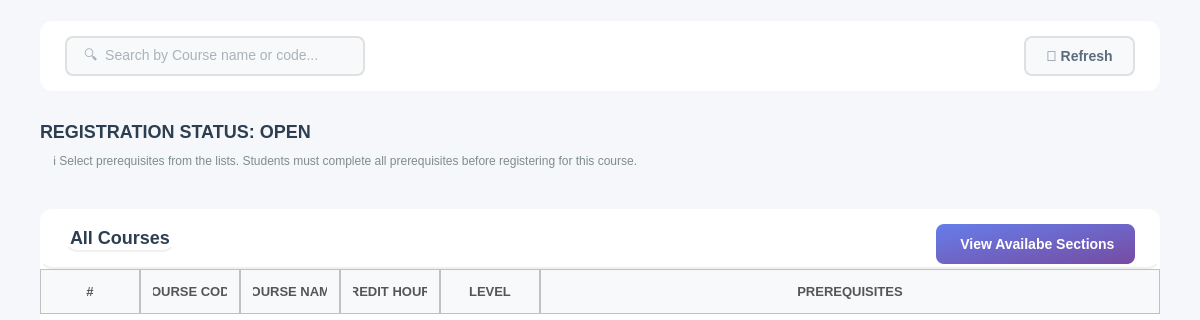
Old version of the form app_ui/student_ui/submenus_ui/register_courses.ui in the repository Yasser-Daffa/ECE-NewCloudMiagration; both pictures show x 0 to 1200 and y 81 to 401 of the 1200 by 858 pixel window.
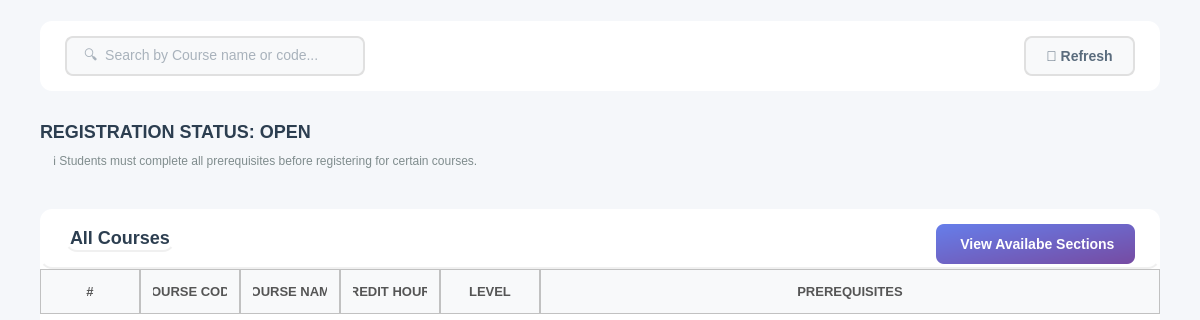
New version of the form. Icons and pictures are not drawn.

Commit message: fixed incorrect register_courses labelinfo message

Diff of the .ui file:
```diff
--- a/app_ui/student_ui/submenus_ui/register_courses.ui
+++ b/app_ui/student_ui/submenus_ui/register_courses.ui
@@ -211,7 +211,7 @@
         <string notr="true">font-size: 12px; color: #7f8c8d; background: transparent; padding: 10px;</string>
        </property>
        <property name="text">
-        <string>ℹ️ Select prerequisites from the lists. Students must complete all prerequisites before registering for this course.</string>
+        <string>ℹ️ Students must complete all prerequisites before registering for certain courses.</string>
        </property>
        <property name="wordWrap">
         <bool>true</bool>
```
The commit also changes 3 other files.
